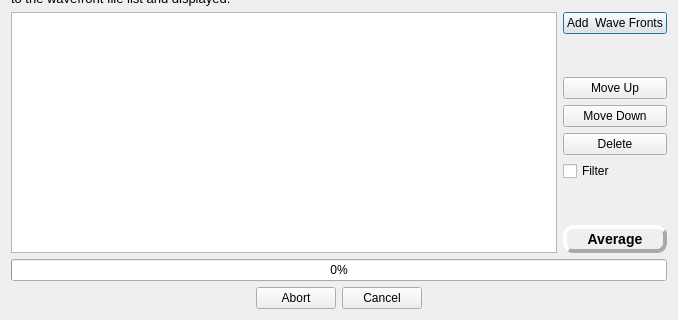
First picture: the form in averagewavefrontfilesdlg.ui, repository githubdoe/DFTFringe, before the edit; both pictures show x 0 to 678 and y 173 to 493 of the 678 by 493 pixel window.
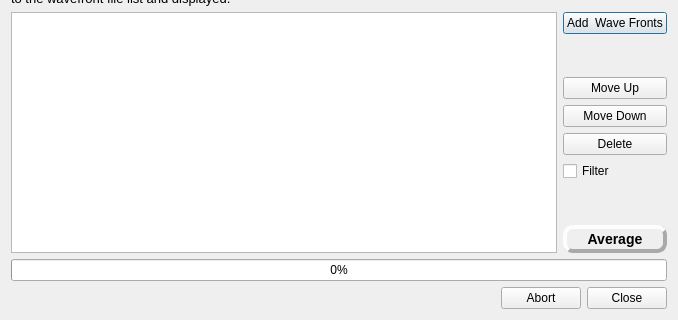
Second picture: the form after the edit. Icons and pictures are not drawn.

```diff
--- a/averagewavefrontfilesdlg.ui
+++ b/averagewavefrontfilesdlg.ui
@@ -140,10 +140,10 @@
       <enum>Qt::Horizontal</enum>
      </property>
      <property name="standardButtons">
-      <set>QDialogButtonBox::Abort|QDialogButtonBox::Cancel</set>
+      <set>QDialogButtonBox::Abort|QDialogButtonBox::Close</set>
      </property>
      <property name="centerButtons">
-      <bool>true</bool>
+      <bool>false</bool>
      </property>
     </widget>
    </item>
```
